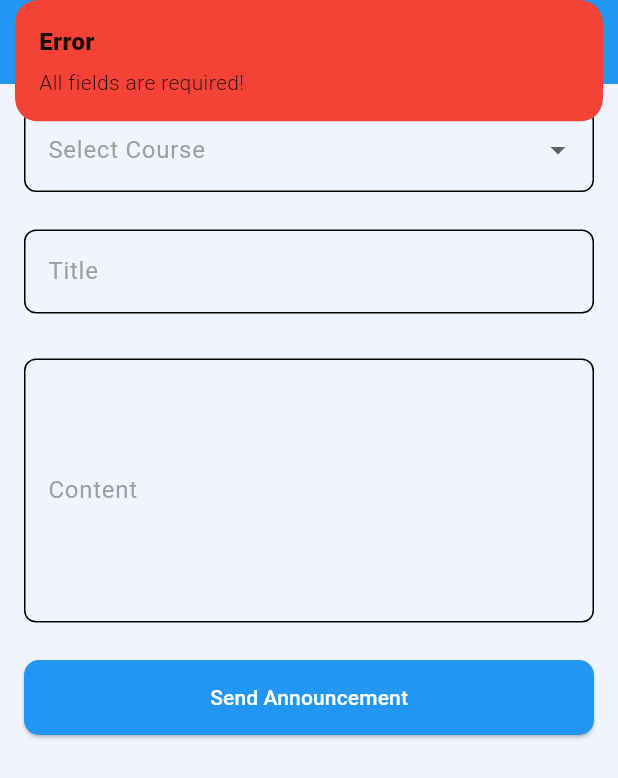
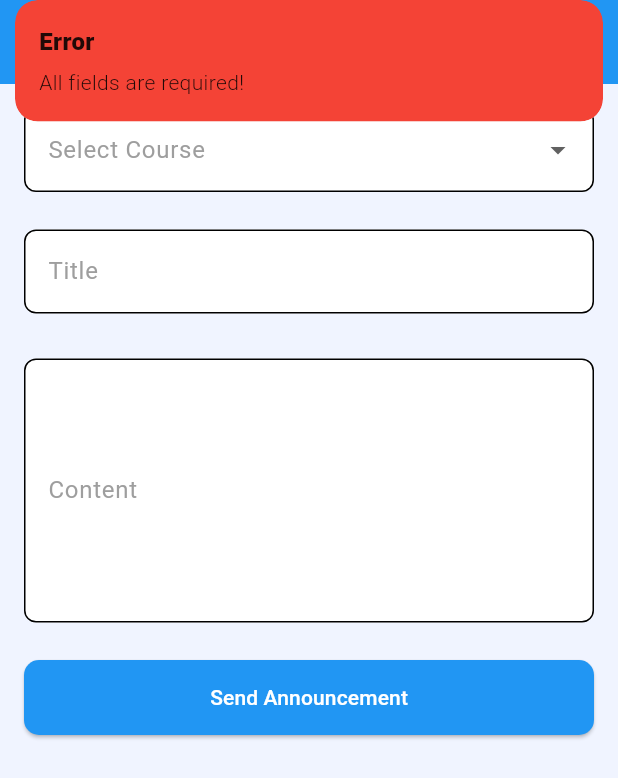
Before and after one commit to Nashon-Nsemwa/QrAttend, a Flutter app: the Announcement screen opened by its route, after a tap on "Send Announcement", on a phone screen of 412 x 824 dp. Shown: the top 778 px of the screen. Run offline on Flutter 3.47's test engine with Material 3 defaults, Android fonts, the phone set to English and light mode, and no system bars; our stand-ins replace device_info_plus, flutter_svg, geolocator, get, get_storage, image_picker and 4 more; missing offline and left inert: about, image_gallery_saver_plus, mobile_scanner; accounts and stored records are empty.

Commit message:
edit theme on lecturer view

```diff
--- a/lib/views/lectures/Announcement.dart
+++ b/lib/views/lectures/Announcement.dart
@@ -9,13 +9,14 @@ class Announcement extends StatelessWidget {
 
   @override
   Widget build(BuildContext context) {
+    final theme = Theme.of(context).colorScheme;
     return Scaffold(
       appBar: AppBar(
         title: Text(
           'Announcement',
           style: TextStyle(fontWeight: FontWeight.bold),
         ),
-        backgroundColor: Colors.blue,
+        backgroundColor: theme.onSecondaryFixed,
       ),
       body: SingleChildScrollView(
         padding: EdgeInsets.all(16),
@@ -25,11 +26,15 @@ class Announcement extends StatelessWidget {
             // Course Selection Dropdown
             Obx(() {
               if (controller.isLoadingCourses.value) {
-                return Center(child: CircularProgressIndicator());
+                return Center(
+                  child: CircularProgressIndicator(color: Colors.blue),
+                );
               }
               return DropdownButtonFormField<String>(
                 value: controller.selectedCourse.value,
                 decoration: InputDecoration(
+                  filled: true,
+                  fillColor: theme.onSecondary,
                   labelText: "Select Course",
                   labelStyle: TextStyle(color: Colors.grey),
                   border: OutlineInputBorder(
@@ -58,6 +63,8 @@ class Announcement extends StatelessWidget {
               cursorColor: Colors.blue,
               onChanged: (value) => controller.title.value = value,
               decoration: InputDecoration(
+                filled: true,
+                fillColor: theme.onSecondary,
                 labelText: "Title",
                 labelStyle: TextStyle(color: Colors.grey),
                 border: OutlineInputBorder(
@@ -77,6 +84,8 @@ class Announcement extends StatelessWidget {
               cursorColor: Colors.blue,
               onChanged: (value) => controller.content.value = value,
               decoration: InputDecoration(
+                filled: true,
+                fillColor: theme.onSecondary,
                 labelText: "Content",
                 labelStyle: TextStyle(color: Colors.grey),
                 border: OutlineInputBorder(
--- a/lib/views/lectures/Schedule.dart
+++ b/lib/views/lectures/Schedule.dart
@@ -10,13 +10,14 @@ class LectureSchedule extends StatelessWidget {
 
   @override
   Widget build(BuildContext context) {
+    final theme = Theme.of(context).colorScheme;
     return Scaffold(
       appBar: AppBar(
         title: const Text(
           "Schedule",
           style: TextStyle(fontWeight: FontWeight.bold),
         ),
-        backgroundColor: Colors.blue,
+        backgroundColor: theme.onSecondaryFixed,
       ),
       body: LayoutBuilder(
         builder: (context, constraints) {
@@ -149,7 +150,7 @@ class LectureSchedule extends StatelessWidget {
                       itemBuilder: (context, index) {
                         var item = daySchedule[index];
                         return Card(
-                          color: Colors.white,
+                          color: theme.onSecondary,
                           elevation: 1,
                           margin: const EdgeInsets.symmetric(vertical: 5),
                           child: Padding(
```
Also changed, not shown: lib/views/lectures/Dashboard.dart (+10 -5 lines), lib/views/lectures/GenerateQr.dart (+17 -7 lines), lib/views/lectures/Profile.dart (+4 -4 lines), lib/views/lectures/StudentList.dart (+17 -6 lines), lib/views/lectures/attendance.dart (+6 -3 lines).
